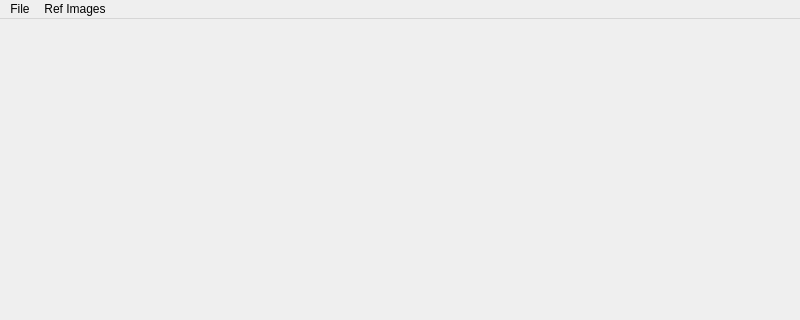
This is ui/MainWindow.ui in shreyaspotnis/ipbec as Qt 5 draws it before an edit; both pictures show x 0 to 800 and y 0 to 320 of the 800 by 600 pixel window. The edited form follows.
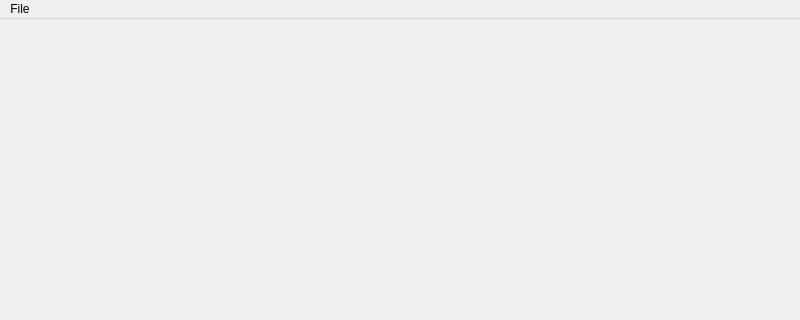
This is the edited form.

What changed in the file:
```diff
--- a/ui/MainWindow.ui
+++ b/ui/MainWindow.ui
@@ -32,16 +32,7 @@
     <addaction name="separator"/>
     <addaction name="actionRefresh"/>
    </widget>
-   <widget class="QMenu" name="menuRef_Images">
-    <property name="title">
-     <string>Ref Images</string>
-    </property>
-    <addaction name="actionClean"/>
-    <addaction name="actionUse_Cleaned"/>
-    <addaction name="actionUse_ROI_While_Cleaning"/>
-   </widget>
    <addaction name="menuFile"/>
-   <addaction name="menuRef_Images"/>
   </widget>
   <widget class="QStatusBar" name="statusbar"/>
   <action name="actionOpen_Directory">
```
